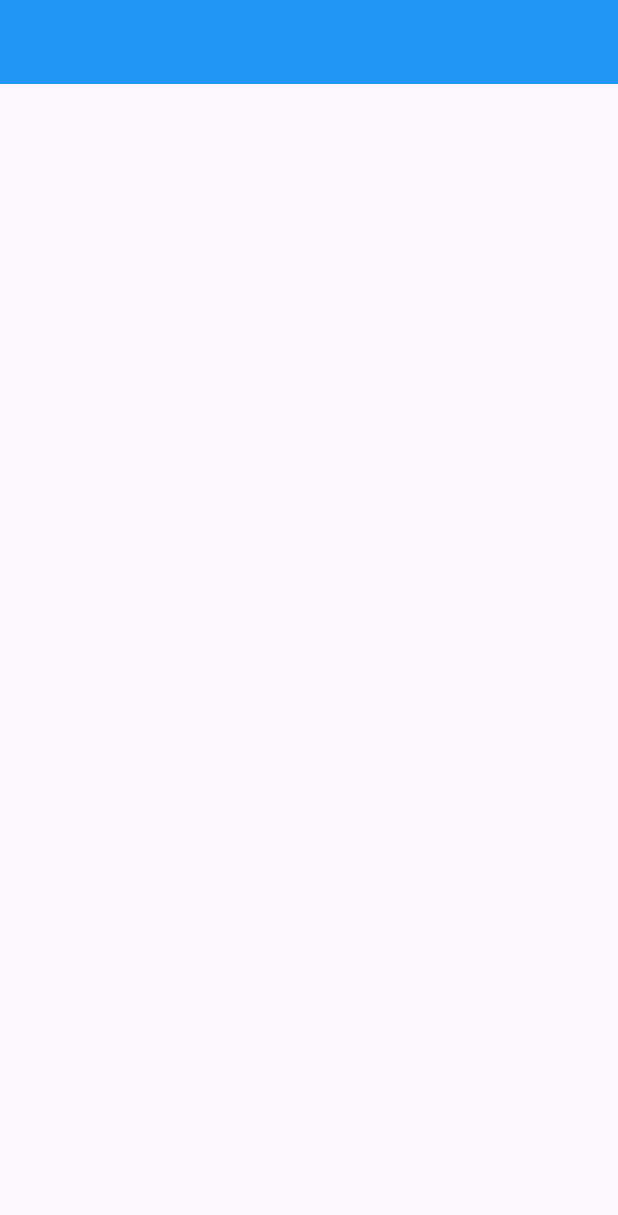
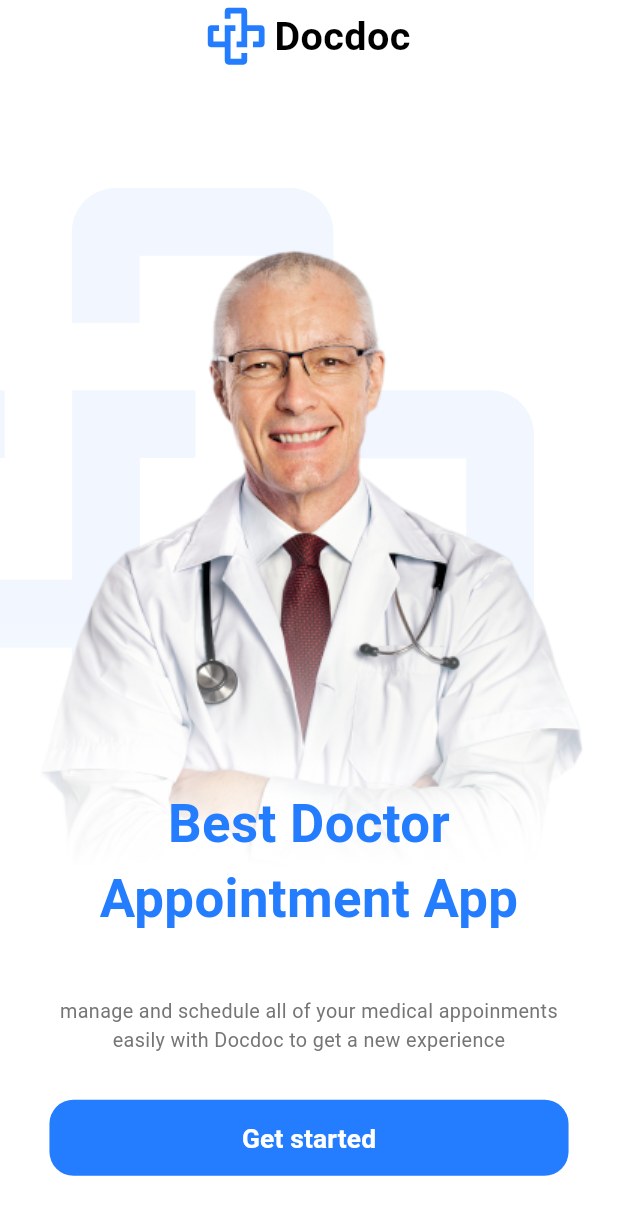
Before and after one commit to iamutaz/Docdoc, a Flutter app: the screen it shows after launch, on a phone screen of 412 x 824 dp. Shown: the top 1215 px of the screen. Run offline on Flutter 3.47's test engine with Material 3 defaults, Android fonts, the phone set to English and light mode, and no system bars; our stand-ins replace flutter_screenutil, flutter_svg.

Commit message:
created the on boarding screen added the images and svgs to project created the generate route file created the text styles file created the color manager file for colors in project

```diff
--- /dev/null
+++ b/lib/core/Routing/generateroute.dart
@@ -0,0 +1,19 @@
+import 'package:docdoc/core/Routing/routes.dart';
+import 'package:docdoc/featuers/screens/login.dart';
+import 'package:docdoc/featuers/screens/onboarding_screen.dart';
+import 'package:flutter/material.dart';
+
+class Generateroute {
+  Route? generateRoute(RouteSettings settings) {
+    switch (settings.name) {
+      case Routes.onboarding:
+        return MaterialPageRoute(builder: (_) => OnboardingScreen());
+      case Routes.logIn:
+        return MaterialPageRoute(builder: (_) => Login());
+      default:
+        return MaterialPageRoute(
+          builder: (_) => Scaffold(body: Center(child: Text("no screen "))),
+        );
+    }
+  }
+}
--- /dev/null
+++ b/lib/core/Routing/routes.dart
@@ -0,0 +1,4 @@
+class Routes {
+  static const String onboarding = '/onboarding';
+  static const String logIn = '/login';
+}
--- /dev/null
+++ b/lib/core/theming/colorsmabager.dart
@@ -0,0 +1,7 @@
+import 'package:flutter/widgets.dart';
+
+class Colorsmanager {
+  static const Color mainBlue = Color(0xFF247CFF);
+
+  static const Color gray = Color(0xFF757575);
+}
--- /dev/null
+++ b/lib/core/theming/styles.dart
@@ -0,0 +1,26 @@
+import 'package:docdoc/core/theming/colorsmabager.dart';
+import 'package:flutter/material.dart';
+import 'package:flutter_screenutil/flutter_screenutil.dart';
+
+class TextStyles {
+  static TextStyle mainblue32bold = TextStyle(
+    color: Colorsmanager.mainBlue,
+    fontSize: 32.sp,
+    fontWeight: FontWeight.bold,
+  );
+  static TextStyle gray12reqular = TextStyle(
+    color: Colorsmanager.gray,
+    fontSize: 12.sp,
+    fontWeight: FontWeight.w400,
+  );
+  static TextStyle black24bold = TextStyle(
+    color: Colors.black,
+    fontSize: 24.sp,
+    fontWeight: FontWeight.bold,
+  );
+  static TextStyle white16semibold = TextStyle(
+    color: Colors.white,
+    fontSize: 16.sp,
+    fontWeight: FontWeight.w600,
+  );
+}
--- /dev/null
+++ b/lib/featuers/home.dart
@@ -0,0 +1,21 @@
+import 'package:docdoc/core/Routing/generateroute.dart';
+import 'package:docdoc/core/Routing/routes.dart';
+import 'package:flutter/material.dart';
+import 'package:flutter_screenutil/flutter_screenutil.dart';
+
+class Home extends StatelessWidget {
+  final Generateroute generateroute;
+  const Home({super.key, required this.generateroute});
+
+  @override
+  Widget build(BuildContext context) {
+    return ScreenUtilInit(
+      designSize: const Size(375, 8120),
+      child: MaterialApp(
+        debugShowCheckedModeBanner: false,
+        initialRoute: Routes.onboarding,
+        onGenerateRoute: generateroute.generateRoute,
+      ),
+    );
+  }
+}
--- /dev/null
+++ b/lib/featuers/screens/login.dart
@@ -0,0 +1,10 @@
+import 'package:flutter/material.dart';
+
+class Login extends StatelessWidget {
+  const Login({super.key});
+
+  @override
+  Widget build(BuildContext context) {
+    return const Placeholder();
+  }
+}
--- /dev/null
+++ b/lib/featuers/screens/onboarding_screen.dart
@@ -0,0 +1,108 @@
+import 'package:docdoc/core/theming/colorsmabager.dart';
+import 'package:docdoc/core/theming/styles.dart';
+import 'package:flutter/material.dart';
+import 'package:flutter_svg/svg.dart';
+import 'package:flutter_screenutil/flutter_screenutil.dart';
+
+class OnboardingScreen extends StatelessWidget {
+  const OnboardingScreen({super.key});
+
+  @override
+  Widget build(BuildContext context) {
+    return Scaffold(
+      backgroundColor: Colors.white,
+      body: SafeArea(
+        child: SingleChildScrollView(
+          child: Column(
+            children: [
+              Padding(
+                padding: EdgeInsets.only(top: 50.h),
+                child: Row(
+                  mainAxisAlignment: MainAxisAlignment.center,
+                  children: [
+                    SvgPicture.asset("assets/svgs/docdoc_logo.svg"),
+                    SizedBox(width: 5.w),
+                    Text("Docdoc", style: TextStyles.black24bold),
+                  ],
+                ),
+              ),
+              SizedBox(height: 800.h),
+              Stack(
+                children: [
+                  SvgPicture.asset(
+                    "assets/svgs/onborading_logo_with_offset.svg",
+                  ),
+                  Container(
+                    width: double.infinity,
+                    child: Image.asset("assets/images/onboarding_doctor.png"),
+                    foregroundDecoration: BoxDecoration(
+                      gradient: LinearGradient(
+                        colors: [Colors.white, Colors.white.withOpacity(0)],
+                        begin: Alignment.bottomCenter,
+                        end: Alignment.topCenter,
+                        stops: [0.16, 0.5],
+                      ),
+                    ),
+                  ),
+                  Positioned(
+                    bottom: 400.h,
+                    top: 0,
+                    left: 0,
+                    right: 0,
+                    child: Padding(
+                      padding: EdgeInsets.symmetric(horizontal: 30.w),
+                      child: Column(
+                        mainAxisAlignment: MainAxisAlignment.end,
+                        children: [
+                          Text(
+                            "Best Doctor Appointment App",
+                            style: TextStyles.mainblue32bold,
+                            textAlign: TextAlign.center,
+                          ),
+                        ],
+                      ),
+                    ),
+                  ),
+                ],
+              ),
+              Padding(
+                padding: EdgeInsets.symmetric(horizontal: 30.0.w),
+                child: Column(
+                  children: [
+                    Text(
+                      "manage and schedule all of your medical appoinments easily with Docdoc to get a new experience",
+                      textAlign: TextAlign.center,
+                      style: TextStyles.gray12reqular,
+                    ),
+                    SizedBox(height: 300.h),
+                    TextButton(
+                      onPressed: () {},
+
+                      style: ButtonStyle(
+                        backgroundColor: WidgetStateProperty.all(
+                          Colorsmanager.mainBlue,
+                        ),
+                        minimumSize: WidgetStateProperty.all(
+                          Size(double.infinity, 500.h),
+                        ),
+                        shape: WidgetStateProperty.all(
+                          RoundedRectangleBorder(
+                            borderRadius: BorderRadius.circular(16),
+                          ),
+                        ),
+                      ),
+                      child: Text(
+                        "Get started",
+                        style: TextStyles.white16semibold,
+                      ),
+                    ),
+                  ],
+                ),
+              ),
+            ],
+          ),
+        ),
+      ),
+    );
+  }
+}
--- a/lib/main.dart
+++ b/lib/main.dart
@@ -1,3 +1,5 @@
+import 'package:docdoc/core/Routing/generateroute.dart';
+import 'package:docdoc/featuers/home.dart';
 import 'package:flutter/material.dart';
 
 void main() {
@@ -6,17 +8,8 @@ void main() {
 
 class MyApp extends StatelessWidget {
   const MyApp({super.key});
-
-  // This widget is the root of your application.
   @override
   Widget build(BuildContext context) {
-    return MaterialApp(
-      debugShowCheckedModeBanner: false,
-      title: 'Flutter Demo',
-      theme: ThemeData(
-        colorScheme: ColorScheme.fromSeed(seedColor: Colors.deepPurple),
-      ),
-      home: Scaffold(appBar: AppBar(backgroundColor: Colors.blue)),
-    );
+    return Home(generateroute: Generateroute());
   }
 }
```
Also changed, not shown: pubspec.yaml (+22 -8 lines), assets/images/onboarding_doctor.png (added), assets/svgs/docdoc_logo.svg (added), assets/svgs/onborading_logo_with_offset.svg (added), pubspec.lock.
